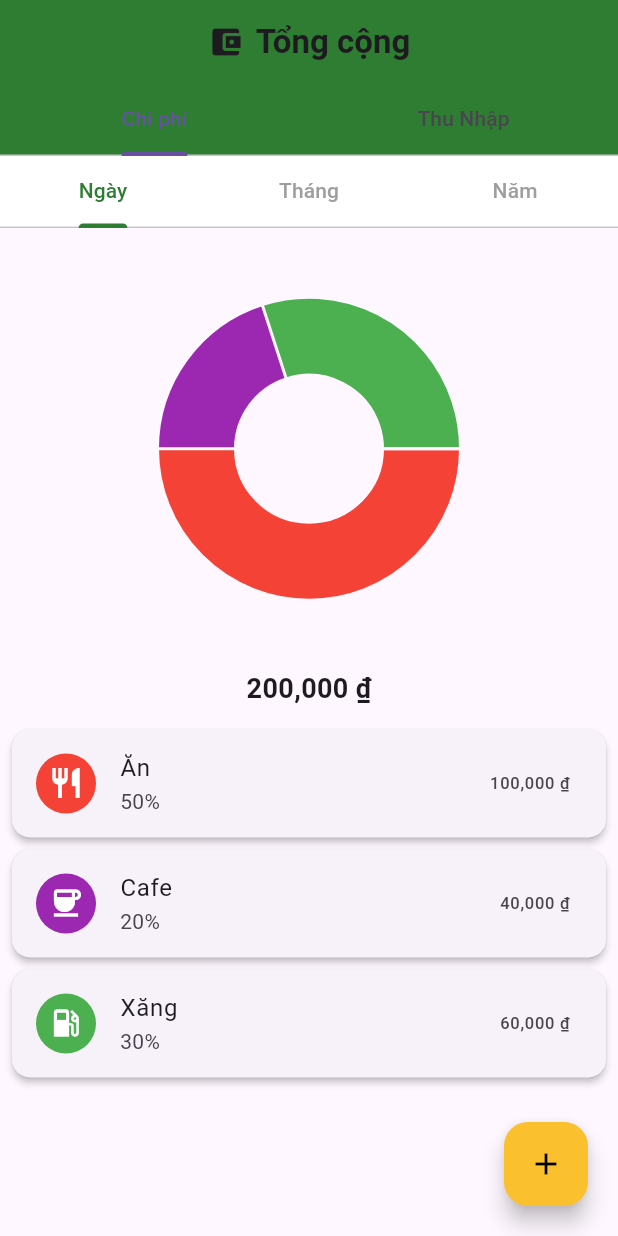
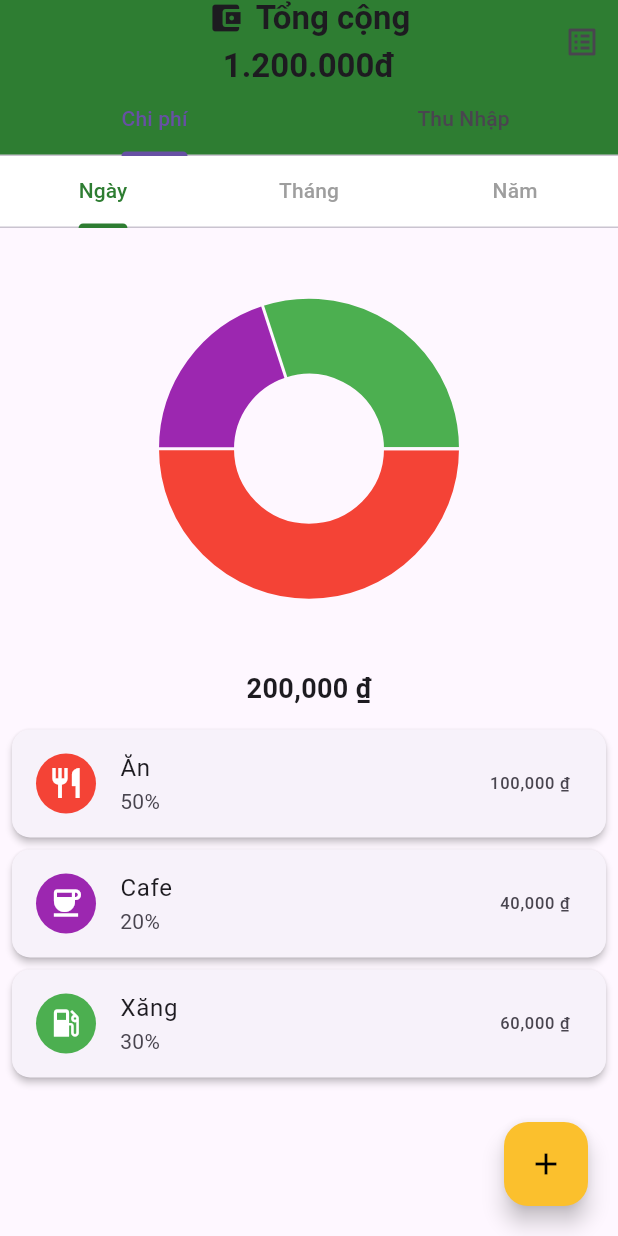
Before and after one commit to TranHuyHoang69/MoneyMate, a Flutter app: the screen it shows after launch, on a phone screen of 412 x 824 dp. Run offline on Flutter 3.47's test engine with Material 3 defaults, Android fonts, the phone set to English and light mode, and no system bars; drawn by our look-alikes of pie_chart; our stand-ins replace fl_chart, fluttertoast, hive, hive_flutter; accounts and stored records are empty.

Commit message:
hiển thị thêm tổng cộng

```diff
--- a/lib/main-chiPhi.dart
+++ b/lib/main-chiPhi.dart
@@ -197,8 +197,7 @@ class _ChiPhiTabState extends State<ChiPhiTab>
                                     'time': DateFormat(
                                       'HH:mm',
                                     ).format(DateTime.now()),
-                                    'type':
-                                        'Chi tiêu', // hoặc bạn có thể tùy chỉnh theo logic app
+                                    'type': 'Chi tiêu',
                                   },
                                 ),
                           ),
--- a/lib/main.dart
+++ b/lib/main.dart
@@ -54,14 +54,25 @@ class _ThuChiPageState extends State<ThuChiPage>
       appBar: AppBar(
         backgroundColor: Colors.green.shade800,
         centerTitle: true,
-        title: Row(
+        title: Column(
           mainAxisSize: MainAxisSize.min,
           children: [
-            Icon(Icons.account_balance_wallet),
-            SizedBox(width: 8),
-            Text("Tổng cộng", style: TextStyle(fontWeight: FontWeight.bold)),
+            Row(
+              mainAxisSize: MainAxisSize.min,
+              children: [
+                Icon(Icons.account_balance_wallet),
+                SizedBox(width: 8),
+                Text(
+                  "Tổng cộng",
+                  style: TextStyle(fontWeight: FontWeight.bold),
+                ),
+              ],
+            ),
+            SizedBox(height: 4),
+            Text("1.200.000đ", style: TextStyle(fontWeight: FontWeight.bold)),
           ],
         ),
+        actions: [IconButton(icon: Icon(Icons.list_alt), onPressed: () {})],
         bottom: TabBar(
           controller: _tabController,
           tabs: [Tab(text: 'Chi phí'), Tab(text: 'Thu Nhập')],
```
